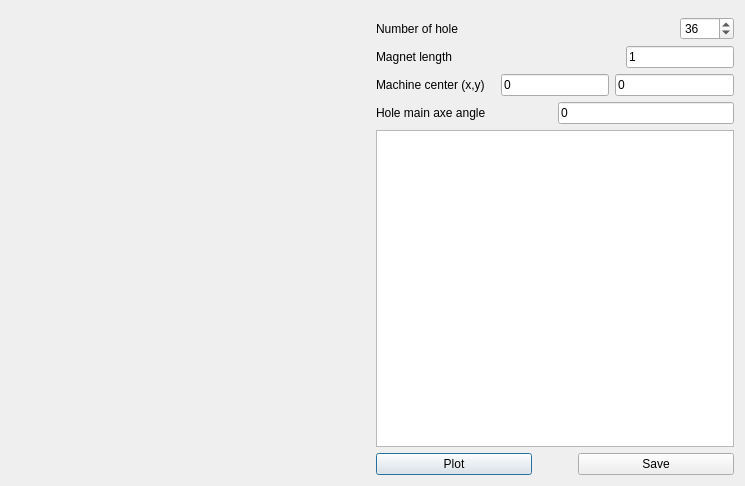
First picture: the form in pyleecan/GUI/Dxf/DXF_Hole.ui, repository Eomys/pyleecan, before the edit.
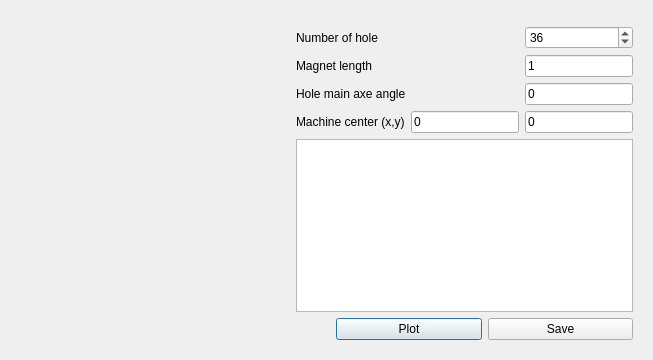
Second picture: the form after the edit. Custom widgets are drawn as their Qt base class.

Commit message: [NF] Integrating HoleUD in GUI with DXF import

The edit to the form file:
```diff
--- a/pyleecan/GUI/Dxf/DXF_Hole.ui
+++ b/pyleecan/GUI/Dxf/DXF_Hole.ui
@@ -6,8 +6,8 @@
    <rect>
     <x>0</x>
     <y>0</y>
-    <width>745</width>
-    <height>486</height>
+    <width>653</width>
+    <height>360</height>
    </rect>
   </property>
   <property name="windowTitle">
@@ -15,9 +15,29 @@
   </property>
   <layout class="QHBoxLayout" name="main_layout">
    <item>
-    <widget class="QWidget" name="w_viewer" native="true"/>
+    <widget class="MPLCanvas2" name="w_viewer" native="true">
+     <property name="sizePolicy">
+      <sizepolicy hsizetype="Preferred" vsizetype="Preferred">
+       <horstretch>0</horstretch>
+       <verstretch>0</verstretch>
+      </sizepolicy>
+     </property>
+     <property name="minimumSize">
+      <size>
+       <width>0</width>
+       <height>0</height>
+      </size>
+     </property>
+    </widget>
    </item>
    <item>
+    <widget class="QWidget" name="w_side" native="true">
+     <property name="maximumSize">
+      <size>
+       <width>400</width>
+       <height>16777215</height>
+      </size>
+     </property>
     <layout class="QVBoxLayout" name="verticalLayout">
      <item>
       <widget class="WPathSelector" name="w_path_selector" native="true">
@@ -30,18 +50,21 @@
       </widget>
      </item>
      <item>
-      <layout class="QHBoxLayout" name="horizontalLayout_4">
-       <item>
+       <layout class="QGridLayout" name="gridLayout">
+        <property name="sizeConstraint">
+         <enum>QLayout::SetMinimumSize</enum>
+        </property>
+        <item row="0" column="0">
         <widget class="QLabel" name="in_zh">
          <property name="text">
           <string>Number of hole</string>
          </property>
         </widget>
        </item>
-       <item>
+        <item row="0" column="1">
         <widget class="QSpinBox" name="si_Zh">
          <property name="sizePolicy">
-          <sizepolicy hsizetype="Fixed" vsizetype="Fixed">
+           <sizepolicy hsizetype="Preferred" vsizetype="Preferred">
            <horstretch>0</horstretch>
            <verstretch>0</verstretch>
           </sizepolicy>
@@ -60,18 +83,14 @@
          </property>
         </widget>
        </item>
-      </layout>
-     </item>
-     <item>
-      <layout class="QHBoxLayout" name="horizontalLayout_3">
-       <item>
+        <item row="1" column="0">
         <widget class="QLabel" name="in_mag_len">
          <property name="text">
           <string>Magnet length</string>
          </property>
         </widget>
        </item>
-       <item>
+        <item row="1" column="1">
         <widget class="FloatEdit" name="lf_mag_len">
          <property name="sizePolicy">
           <sizepolicy hsizetype="Fixed" vsizetype="Fixed">
@@ -84,12 +103,32 @@
          </property>
         </widget>
        </item>
+        <item row="2" column="0">
+         <widget class="QLabel" name="in_axe_angle">
+          <property name="text">
+           <string>Hole main axe angle</string>
+          </property>
+         </widget>
+        </item>
+        <item row="2" column="1">
+         <widget class="FloatEdit" name="lf_axe_angle">
+          <property name="sizePolicy">
+           <sizepolicy hsizetype="Minimum" vsizetype="Fixed">
+            <horstretch>0</horstretch>
+            <verstretch>0</verstretch>
+           </sizepolicy>
+          </property>
+          <property name="text">
+           <string>0</string>
+          </property>
+         </widget>
+        </item>
       </layout>
      </item>
      <item>
       <layout class="QHBoxLayout" name="horizontalLayout_5">
        <property name="sizeConstraint">
-        <enum>QLayout::SetDefaultConstraint</enum>
+         <enum>QLayout::SetMinimumSize</enum>
        </property>
        <item>
         <widget class="QLabel" name="in_coord_center">
@@ -135,30 +174,6 @@
        </item>
       </layout>
      </item>
-     <item>
-      <layout class="QHBoxLayout" name="horizontalLayout_6">
-       <item>
-        <widget class="QLabel" name="in_axe_angle">
-         <property name="text">
-          <string>Hole main axe angle</string>
-         </property>
-        </widget>
-       </item>
-       <item>
-        <widget class="FloatEdit" name="lf_axe_angle">
-         <property name="sizePolicy">
-          <sizepolicy hsizetype="Minimum" vsizetype="Fixed">
-           <horstretch>0</horstretch>
-           <verstretch>0</verstretch>
-          </sizepolicy>
-         </property>
-         <property name="text">
-          <string>0</string>
-         </property>
-        </widget>
-       </item>
-      </layout>
-     </item>
      <item>
       <widget class="QTableWidget" name="w_surface_list">
        <property name="sizePolicy">
@@ -167,20 +182,19 @@
          <verstretch>0</verstretch>
         </sizepolicy>
        </property>
+        <property name="maximumSize">
+         <size>
+          <width>16777215</width>
+          <height>16777215</height>
+         </size>
+        </property>
       </widget>
      </item>
      <item>
       <layout class="QHBoxLayout" name="horizontalLayout_2">
        <property name="sizeConstraint">
-        <enum>QLayout::SetFixedSize</enum>
-       </property>
-       <item>
-        <widget class="QPushButton" name="b_plot">
-         <property name="text">
-          <string>Plot</string>
-         </property>
-        </widget>
-       </item>
+         <enum>QLayout::SetMinimumSize</enum>
+        </property>
        <item>
         <spacer name="horizontalSpacer">
          <property name="orientation">
@@ -197,6 +211,13 @@
          </property>
         </spacer>
        </item>
+        <item>
+         <widget class="QPushButton" name="b_plot">
+          <property name="text">
+           <string>Plot</string>
+          </property>
+         </widget>
+        </item>
        <item>
         <widget class="QPushButton" name="b_save">
          <property name="text">
@@ -207,6 +228,7 @@
       </layout>
      </item>
     </layout>
+    </widget>
    </item>
   </layout>
  </widget>
@@ -217,6 +239,12 @@
    <header>...GUI.Tools.WPathSelector.WPathSelector</header>
    <container>1</container>
   </customwidget>
+  <customwidget>
+   <class>MPLCanvas2</class>
+   <extends>QWidget</extends>
+   <header>...GUI.Tools.MPLCanvas</header>
+   <container>1</container>
+  </customwidget>
   <customwidget>
    <class>FloatEdit</class>
    <extends>QLineEdit</extends>
```
Left out of the diff: 4 changed lines with no effect on the pictures. Lines whose indentation alone changed are shown as unchanged. The commit also changes 14 other files.
